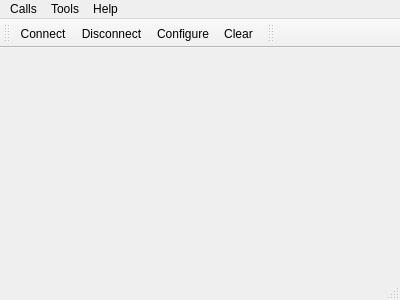
Above: mainwindow.ui from jrosser/honeymon before the change. Below: the same form after it.
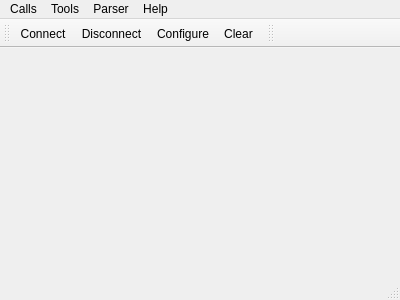
That is the form after the change. Icons and pictures are not drawn.

Commit message: add menu for selecting ascii and binary parsers

Patch:
```diff
--- a/mainwindow.ui
+++ b/mainwindow.ui
@@ -46,8 +46,16 @@
     <addaction name="actionAbout"/>
     <addaction name="actionAboutQt"/>
    </widget>
+   <widget class="QMenu" name="menuParser">
+    <property name="title">
+     <string>Parser</string>
+    </property>
+    <addaction name="actionBinary"/>
+    <addaction name="actionAscii"/>
+   </widget>
    <addaction name="menuCalls"/>
    <addaction name="menuTools"/>
+   <addaction name="menuParser"/>
    <addaction name="menuHelp"/>
   </widget>
   <widget class="QToolBar" name="mainToolBar">
```
Left out of the diff: 16 changed lines with no effect on the pictures. The commit also changes 2 other files.
